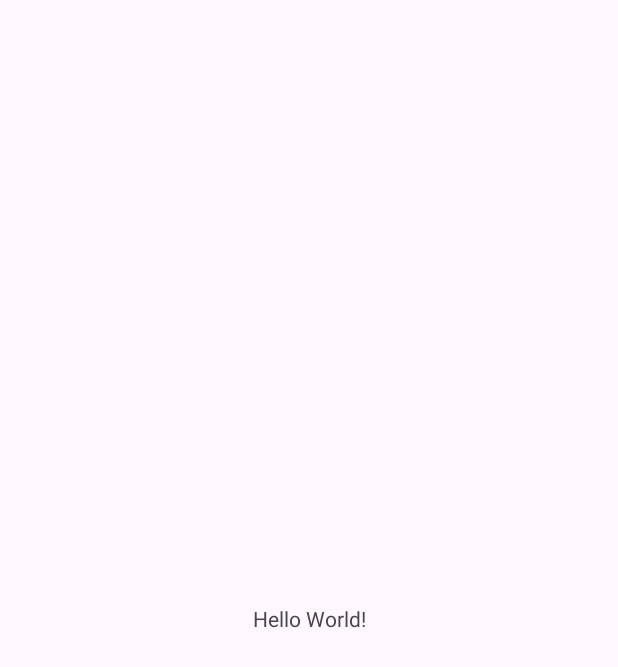
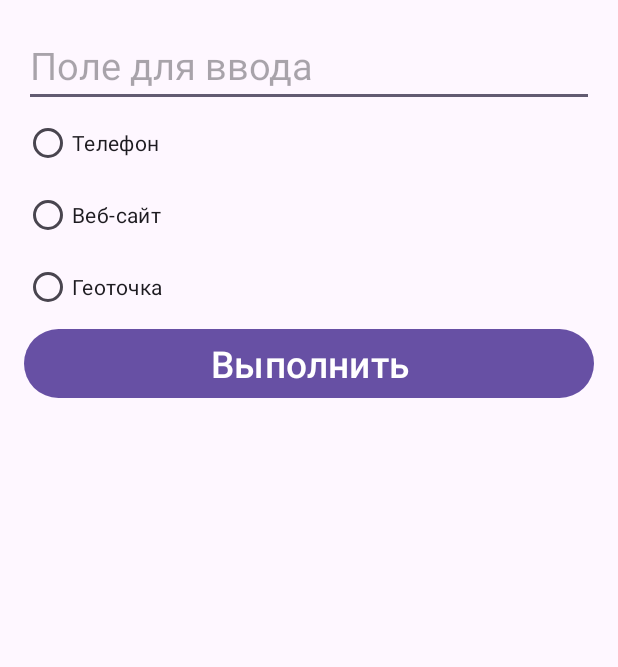
Before and after one commit to matyushazvezda/Android, an Android app: the screen it shows after launch (MainActivity), on a phone screen of 412 x 824 dp. Before the commit the part shown is almost empty. Shown: the top 667 px of the screen. Run offline under Robolectric (Android 15) with nearby library versions, the phone set to English and light mode, and no system bars.

Commit message:
final uri

```diff
--- a/Uri/app/src/main/res/layout/activity_main.xml
+++ b/Uri/app/src/main/res/layout/activity_main.xml
@@ -1,18 +1,55 @@
 <?xml version="1.0" encoding="utf-8"?>
-<androidx.constraintlayout.widget.ConstraintLayout xmlns:android="http://schemas.android.com/apk/res/android"
-    xmlns:app="http://schemas.android.com/apk/res-auto"
-    xmlns:tools="http://schemas.android.com/tools"
+<LinearLayout xmlns:android="http://schemas.android.com/apk/res/android"
     android:layout_width="match_parent"
     android:layout_height="match_parent"
-    tools:context=".MainActivity">
+    android:orientation="vertical"
+    android:padding="16dp">
+
+    <EditText
+        android:id="@+id/input"
+        android:layout_width="match_parent"
+        android:layout_height="wrap_content"
+        android:textSize="25dp"
+        android:hint="Поле для ввода"
+        android:inputType="text" />
+
+    <RadioGroup
+        android:id="@+id/radio_group"
+        android:layout_width="match_parent"
+        android:layout_height="wrap_content"
+        android:orientation="vertical">
+
+        <RadioButton
+            android:id="@+id/radio_phoneNumber"
+            android:layout_width="wrap_content"
+            android:layout_height="wrap_content"
+            android:text="Телефон" />
+
+        <RadioButton
+            android:id="@+id/radio_webpage"
+            android:layout_width="wrap_content"
+            android:layout_height="wrap_content"
+            android:text="Веб-сайт" />
+
+        <RadioButton
+            android:id="@+id/radio_geopoint"
+            android:layout_width="wrap_content"
+            android:layout_height="wrap_content"
+            android:text="Геоточка" />
+    </RadioGroup>
+
+    <Button
+        android:id="@+id/action_button"
+        android:layout_width="match_parent"
+        android:layout_height="wrap_content"
+        android:textSize="11pt"
+        android:text="Выполнить"
+        android:onClick="performAction" />
 
     <TextView
-        android:layout_width="wrap_content"
+        android:id="@+id/output"
+        android:layout_width="match_parent"
         android:layout_height="wrap_content"
-        android:text="Hello World!"
-        app:layout_constraintBottom_toBottomOf="parent"
-        app:layout_constraintEnd_toEndOf="parent"
-        app:layout_constraintStart_toStartOf="parent"
-        app:layout_constraintTop_toTopOf="parent" />
-
-</androidx.constraintlayout.widget.ConstraintLayout>
+        android:textSize="18sp"
+        android:textColor="@android:color/black" />
+</LinearLayout>
```
Also changed, not shown: Uri/app/src/main/java/com/example/uri/MainActivity.java (+106 -0 lines), 3 other files.
